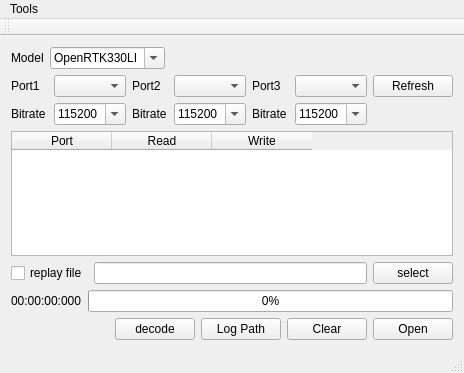
Qt form OpenRtk_Dirver/OpenRtk_Dirver.ui (aceinnazhangchen/OpenRtk_Dirver) before a commit.
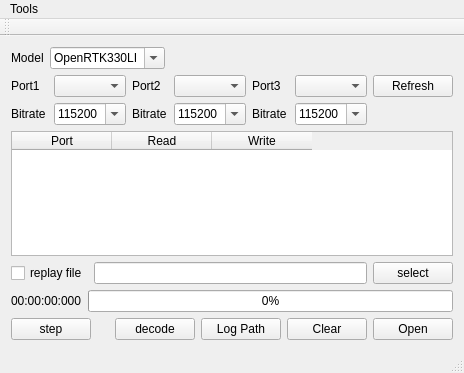
The same form after that commit. Icons and pictures are not drawn.

Diff of the .ui file:
```diff
--- a/OpenRtk_Dirver/OpenRtk_Dirver.ui
+++ b/OpenRtk_Dirver/OpenRtk_Dirver.ui
@@ -290,6 +290,13 @@
     </item>
     <item>
      <layout class="QHBoxLayout" name="horizontalLayout_3">
+      <item>
+       <widget class="QPushButton" name="step_btn">
+        <property name="text">
+         <string>step</string>
+        </property>
+       </widget>
+      </item>
       <item>
        <spacer name="horizontalSpacer_2">
         <property name="orientation">
```
